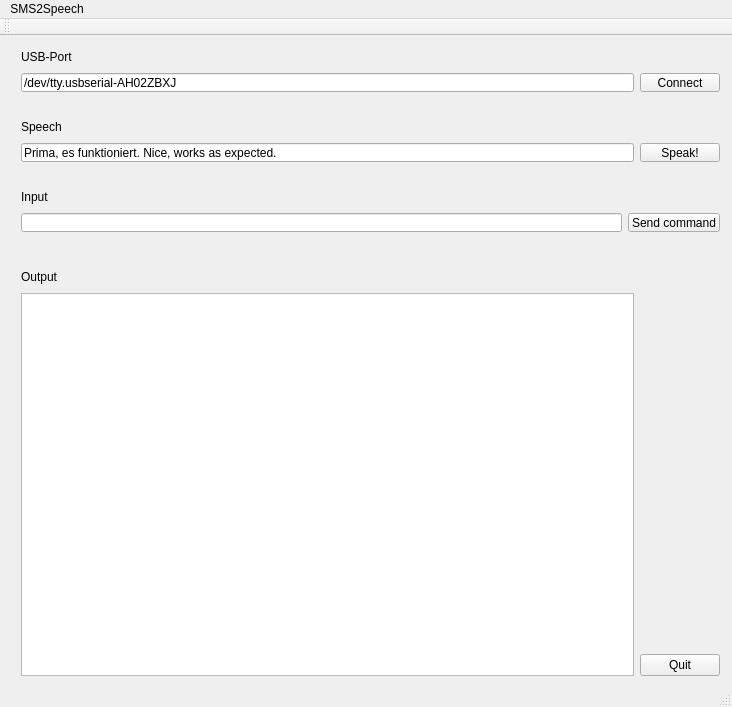
First picture: the form in SMS2Speech/mainwindow.ui, repository markusk/SMS2Speech, before the edit.
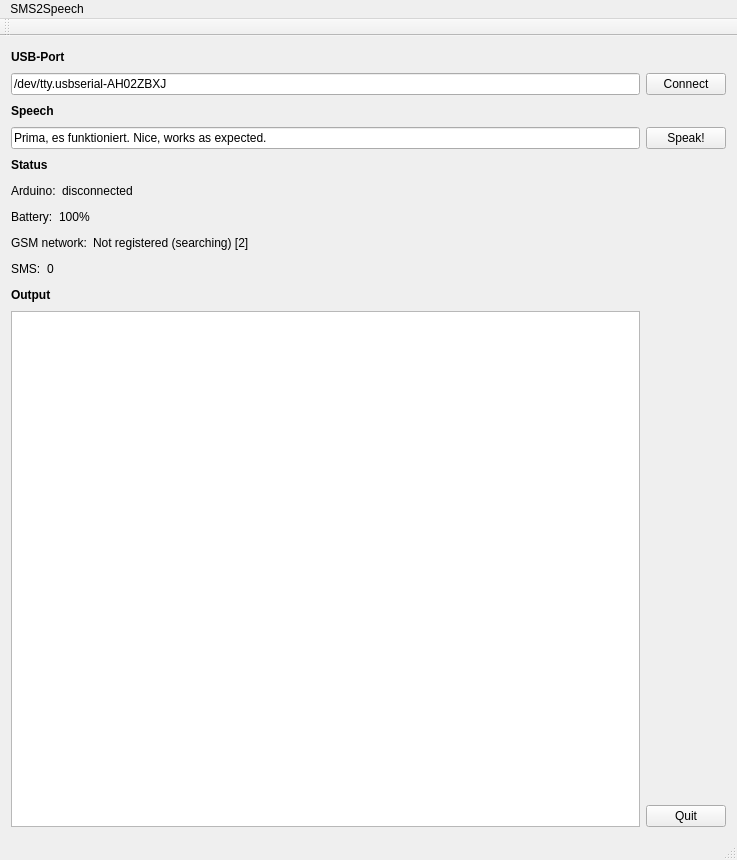
Second picture: the form after the edit.

Commit message: Updated GUI with GSM status etc.

Patch:
```diff
--- a/SMS2Speech/mainwindow.ui
+++ b/SMS2Speech/mainwindow.ui
@@ -6,28 +6,82 @@
    <rect>
     <x>0</x>
     <y>0</y>
-    <width>732</width>
-    <height>707</height>
+    <width>737</width>
+    <height>860</height>
    </rect>
   </property>
   <property name="windowTitle">
    <string>SMS2Speech</string>
   </property>
   <widget class="QWidget" name="centralWidget">
-   <widget class="QWidget" name="layoutWidget_2">
-    <property name="geometry">
-     <rect>
-      <x>10</x>
-      <y>70</y>
-      <width>721</width>
-      <height>67</height>
-     </rect>
-    </property>
-    <layout class="QVBoxLayout" name="verticalLayout_4">
+   <layout class="QGridLayout" name="gridLayout_5">
+    <item row="0" column="0">
+     <layout class="QGridLayout" name="gridLayout_4">
+      <item row="0" column="0">
+       <layout class="QHBoxLayout" name="horizontalLayout_4">
+        <item>
+         <widget class="QLabel" name="label_3">
+          <property name="font">
+           <font>
+            <weight>75</weight>
+            <bold>true</bold>
+           </font>
+          </property>
+          <property name="text">
+           <string>USB-Port</string>
+          </property>
+         </widget>
+        </item>
      <item>
+         <spacer name="horizontalSpacer_3">
+          <property name="orientation">
+           <enum>Qt::Horizontal</enum>
+          </property>
+          <property name="sizeHint" stdset="0">
+           <size>
+            <width>40</width>
+            <height>20</height>
+           </size>
+          </property>
+         </spacer>
+        </item>
+       </layout>
+      </item>
+      <item row="1" column="0">
+       <layout class="QHBoxLayout" name="horizontalLayout">
+        <item>
+         <widget class="QLineEdit" name="lineEditUSBPort">
+          <property name="statusTip">
+           <string>Path to USB device. Can be changed manually.</string>
+          </property>
+          <property name="text">
+           <string>/dev/tty.usbserial-AH02ZBXJ</string>
+          </property>
+         </widget>
+        </item>
+        <item>
+         <widget class="QPushButton" name="pushButtonConnect">
+          <property name="text">
+           <string>Connect</string>
+          </property>
+         </widget>
+        </item>
+       </layout>
+      </item>
+     </layout>
+    </item>
+    <item row="1" column="0">
+     <layout class="QGridLayout" name="gridLayout_3">
+      <item row="0" column="0">
       <layout class="QHBoxLayout" name="horizontalLayout_6">
        <item>
         <widget class="QLabel" name="label_4">
+          <property name="font">
+           <font>
+            <weight>75</weight>
+            <bold>true</bold>
+           </font>
+          </property>
          <property name="text">
           <string>Speech</string>
          </property>
@@ -48,7 +102,7 @@
        </item>
       </layout>
      </item>
-     <item>
+      <item row="1" column="0">
       <layout class="QHBoxLayout" name="horizontalLayout1_2">
        <item>
         <widget class="QLineEdit" name="lineEditInputSpeech">
@@ -70,21 +124,177 @@
       </layout>
      </item>
     </layout>
-   </widget>
-   <widget class="QWidget" name="layoutWidget">
-    <property name="geometry">
-     <rect>
-      <x>10</x>
-      <y>220</y>
-      <width>721</width>
-      <height>431</height>
-     </rect>
-    </property>
-    <layout class="QVBoxLayout" name="verticalLayout">
+    </item>
+    <item row="2" column="0">
+     <layout class="QGridLayout" name="gridLayout">
+      <item row="0" column="0">
+       <layout class="QHBoxLayout" name="horizontalLayout_13">
+        <item>
+         <widget class="QLabel" name="label">
+          <property name="font">
+           <font>
+            <weight>75</weight>
+            <bold>true</bold>
+           </font>
+          </property>
+          <property name="text">
+           <string>Status</string>
+          </property>
+         </widget>
+        </item>
+        <item>
+         <spacer name="horizontalSpacer_10">
+          <property name="orientation">
+           <enum>Qt::Horizontal</enum>
+          </property>
+          <property name="sizeHint" stdset="0">
+           <size>
+            <width>40</width>
+            <height>20</height>
+           </size>
+          </property>
+         </spacer>
+        </item>
+       </layout>
+      </item>
+      <item row="1" column="0">
+       <layout class="QHBoxLayout" name="horizontalLayout_9">
      <item>
+         <widget class="QLabel" name="label_9">
+          <property name="text">
+           <string>Arduino:</string>
+          </property>
+         </widget>
+        </item>
+        <item>
+         <widget class="QLabel" name="labelArduinoStatus">
+          <property name="text">
+           <string>disconnected</string>
+          </property>
+         </widget>
+        </item>
+        <item>
+         <spacer name="horizontalSpacer_2">
+          <property name="orientation">
+           <enum>Qt::Horizontal</enum>
+          </property>
+          <property name="sizeHint" stdset="0">
+           <size>
+            <width>40</width>
+            <height>20</height>
+           </size>
+          </property>
+         </spacer>
+        </item>
+       </layout>
+      </item>
+      <item row="2" column="0">
+       <layout class="QHBoxLayout" name="horizontalLayout_8">
+        <item>
+         <widget class="QLabel" name="label_8">
+          <property name="text">
+           <string>Battery:</string>
+          </property>
+         </widget>
+        </item>
+        <item>
+         <widget class="QLabel" name="labelBatteryPercent">
+          <property name="text">
+           <string>100%</string>
+          </property>
+         </widget>
+        </item>
+        <item>
+         <spacer name="horizontalSpacer_5">
+          <property name="orientation">
+           <enum>Qt::Horizontal</enum>
+          </property>
+          <property name="sizeHint" stdset="0">
+           <size>
+            <width>40</width>
+            <height>20</height>
+           </size>
+          </property>
+         </spacer>
+        </item>
+       </layout>
+      </item>
+      <item row="3" column="0">
+       <layout class="QHBoxLayout" name="horizontalLayout_5">
+        <item>
+         <widget class="QLabel" name="label_7">
+          <property name="text">
+           <string>GSM network:</string>
+          </property>
+         </widget>
+        </item>
+        <item>
+         <widget class="QLabel" name="labelNetworkStatus">
+          <property name="text">
+           <string>Not registered (searching) [2]</string>
+          </property>
+         </widget>
+        </item>
+        <item>
+         <spacer name="horizontalSpacer_6">
+          <property name="orientation">
+           <enum>Qt::Horizontal</enum>
+          </property>
+          <property name="sizeHint" stdset="0">
+           <size>
+            <width>40</width>
+            <height>20</height>
+           </size>
+          </property>
+         </spacer>
+        </item>
+       </layout>
+      </item>
+      <item row="4" column="0">
+       <layout class="QHBoxLayout" name="horizontalLayout_10">
+        <item>
+         <widget class="QLabel" name="label_10">
+          <property name="text">
+           <string>SMS:</string>
+          </property>
+         </widget>
+        </item>
+        <item>
+         <widget class="QLabel" name="labelNumberSMS">
+          <property name="text">
+           <string>0</string>
+          </property>
+         </widget>
+        </item>
+        <item>
+         <spacer name="horizontalSpacer_7">
+          <property name="orientation">
+           <enum>Qt::Horizontal</enum>
+          </property>
+          <property name="sizeHint" stdset="0">
+           <size>
+            <width>40</width>
+            <height>20</height>
+           </size>
+          </property>
+         </spacer>
+        </item>
+       </layout>
+      </item>
+     </layout>
+    </item>
+    <item row="3" column="0">
+     <layout class="QGridLayout" name="gridLayout_2">
+      <item row="0" column="0">
       <layout class="QHBoxLayout" name="horizontalLayout_3">
        <item>
         <widget class="QLabel" name="label_2">
+          <property name="font">
+           <font>
+            <weight>75</weight>
+            <bold>true</bold>
+           </font>
+          </property>
          <property name="text">
           <string>Output</string>
          </property>
@@ -105,7 +315,7 @@
        </item>
       </layout>
      </item>
-     <item>
+      <item row="1" column="0">
       <layout class="QHBoxLayout" name="horizontalLayout_2">
        <item>
         <widget class="QTextEdit" name="textEditOutput">
@@ -144,125 +354,16 @@
       </layout>
      </item>
     </layout>
-   </widget>
-   <widget class="QWidget" name="layoutWidget">
-    <property name="geometry">
-     <rect>
-      <x>10</x>
-      <y>140</y>
-      <width>721</width>
-      <height>67</height>
-     </rect>
-    </property>
-    <layout class="QVBoxLayout" name="verticalLayout_2">
-     <item>
-      <layout class="QHBoxLayout" name="horizontalLayout_5">
-       <item>
-        <widget class="QLabel" name="label">
-         <property name="text">
-          <string>Input</string>
-         </property>
-        </widget>
-       </item>
-       <item>
-        <spacer name="horizontalSpacer_2">
-         <property name="orientation">
-          <enum>Qt::Horizontal</enum>
-         </property>
-         <property name="sizeHint" stdset="0">
-          <size>
-           <width>40</width>
-           <height>20</height>
-          </size>
-         </property>
-        </spacer>
-       </item>
-      </layout>
-     </item>
-     <item>
-      <layout class="QHBoxLayout" name="horizontalLayout1">
-       <item>
-        <widget class="QLineEdit" name="lineEditInput">
-         <property name="statusTip">
-          <string>Enter command for Arduino here</string>
-         </property>
-        </widget>
-       </item>
-       <item>
-        <widget class="QPushButton" name="pushButtonSendCommand">
-         <property name="text">
-          <string>Send command</string>
-         </property>
-        </widget>
-       </item>
-      </layout>
-     </item>
-    </layout>
-   </widget>
-   <widget class="QWidget" name="layoutWidget">
-    <property name="geometry">
-     <rect>
-      <x>10</x>
-      <y>0</y>
-      <width>721</width>
-      <height>67</height>
-     </rect>
-    </property>
-    <layout class="QVBoxLayout" name="verticalLayout_3">
-     <item>
-      <layout class="QHBoxLayout" name="horizontalLayout_4">
-       <item>
-        <widget class="QLabel" name="label_3">
-         <property name="text">
-          <string>USB-Port</string>
-         </property>
-        </widget>
-       </item>
-       <item>
-        <spacer name="horizontalSpacer_3">
-         <property name="orientation">
-          <enum>Qt::Horizontal</enum>
-         </property>
-         <property name="sizeHint" stdset="0">
-          <size>
-           <width>40</width>
-           <height>20</height>
-          </size>
-         </property>
-        </spacer>
-       </item>
-      </layout>
-     </item>
-     <item>
-      <layout class="QHBoxLayout" name="horizontalLayout">
-       <item>
-        <widget class="QLineEdit" name="lineEditUSBPort">
-         <property name="statusTip">
-          <string>Path to USB device. Can be changed manually.</string>
-         </property>
-         <property name="text">
-          <string>/dev/tty.usbserial-AH02ZBXJ</string>
-         </property>
-        </widget>
-       </item>
-       <item>
-        <widget class="QPushButton" name="pushButtonConnect">
-         <property name="text">
-          <string>Connect</string>
-         </property>
-        </widget>
-       </item>
-      </layout>
-     </item>
-    </layout>
-   </widget>
+    </item>
+   </layout>
+   <zorder></zorder>
   </widget>
   <widget class="QMenuBar" name="menuBar">
    <property name="geometry">
     <rect>
      <x>0</x>
      <y>0</y>
-     <width>732</width>
+     <width>737</width>
      <height>22</height>
     </rect>
    </property>
```
Left out of the diff: 12 changed lines with no effect on the pictures. Lines whose indentation alone changed are shown as unchanged.
